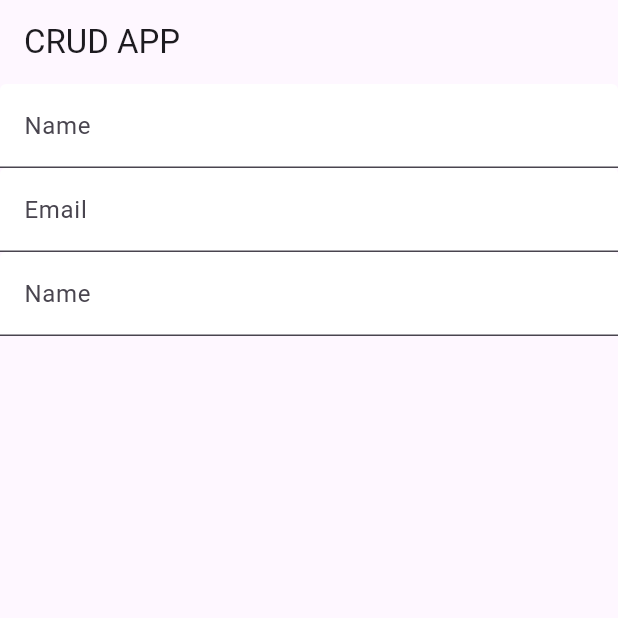
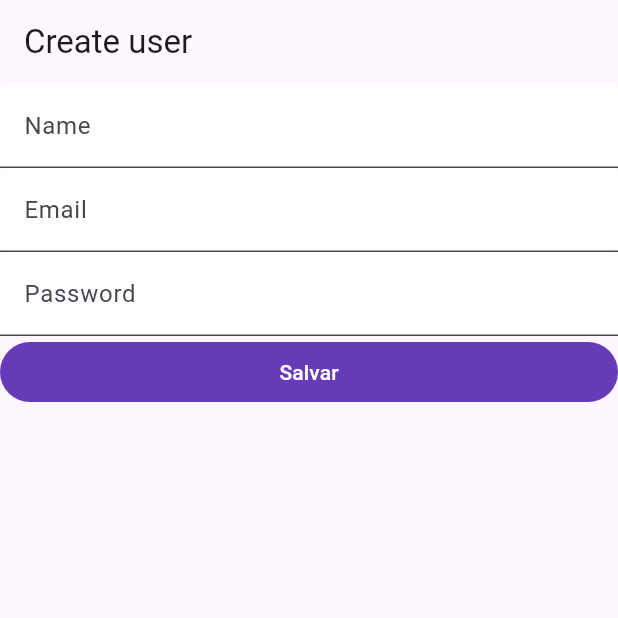
Before and after one commit to abraaobb/flutter_list_view_exemple, a Flutter app: the screen it shows after launch, on a phone screen of 412 x 824 dp, the top half of it. Run offline on Flutter 3.47's test engine with Material 3 defaults, Android fonts, the phone set to English and light mode, and no system bars.

Commit message:
4 - main

```diff
--- a/lib/main.dart
+++ b/lib/main.dart
@@ -14,13 +14,11 @@ class MyApp extends StatelessWidget {
     return UserProvider(
       child: MaterialApp(
         title: 'CRUD APP',
-        home: Scaffold(
-          appBar: AppBar(
-            title: Text('CRUD APP'),
-          ),
-          body: UserForm(),
-        ),
-        routes: {},
+        theme: ThemeData(),
+        home: UserForm(),
+        routes: {
+          "/create": (_) => UserForm(),
+        },
       ),
     );
   }
--- a/lib/user_form.dart
+++ b/lib/user_form.dart
@@ -1,5 +1,8 @@
 import 'package:crud_app/field_form.dart';
+import 'package:crud_app/provider.dart';
+import 'package:crud_app/user.dart';
 import 'package:flutter/material.dart';
+import 'dart:developer' as dev;
 
 class UserForm extends StatefulWidget {
   const UserForm({super.key});
@@ -15,7 +18,23 @@ class _UserFormState extends State<UserForm> {
 
   @override
   Widget build(BuildContext context) {
-    return Center(
+    save() {
+      UserProvider userProvider = UserProvider.of(context) as UserProvider;
+
+      User user = User(
+          name: controllerName.text,
+          email: controllerEmail.text,
+          password: controllerPassword.text);
+
+      userProvider.users.insert(0, user);
+      dev.log(userProvider.users[0].name);
+    }
+
+    return Scaffold(
+      appBar: AppBar(
+        title: Text('Create user'),
+      ),
+      body: Center(
         child: Column(
           children: [
             FieldForm(
@@ -23,8 +42,24 @@ class _UserFormState extends State<UserForm> {
             FieldForm(
                 label: 'Email', isPassword: false, controller: controllerEmail),
             FieldForm(
-              label: 'Name', isPassword: true, controller: controllerPassword)
+                label: 'Password',
+                isPassword: true,
+                controller: controllerPassword),
+            SizedBox(
+              width: double.infinity,
+              child: TextButton(
+                onPressed: save(),
+                child: Text(
+                  'Salvar',
+                  style: TextStyle(color: Colors.white),
+                ),
+                style: ButtonStyle(
+                    backgroundColor:
+                        WidgetStateProperty.all(Colors.deepPurple)),
+              ),
+            )
           ],
+        ),
       ),
     );
   }
--- /dev/null
+++ b/lib/user_list.dart
@@ -0,0 +1,10 @@
+import 'package:flutter/material.dart';
+
+class UserList extends StatelessWidget {
+  const UserList({super.key});
+
+  @override
+  Widget build(BuildContext context) {
+    return Scaffold(appBar: ,);
+  }
+}
```
Lines whose indentation alone changed are shown as unchanged.
